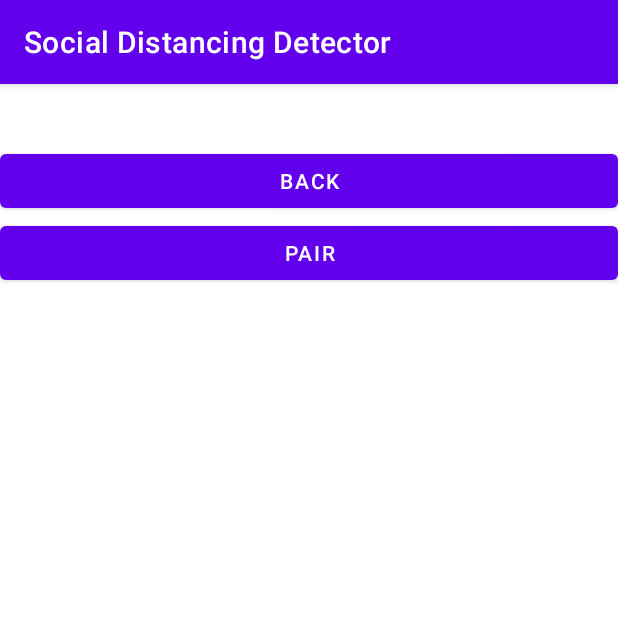
After one commit to ECE492CHDS1/CHDS, an Android app: the PairActivity screen opened directly, with no data from a screen before it, on a phone screen of 412 x 824 dp, the top half of it. The commit adds this screen. Run offline under Robolectric (Android 15) with nearby library versions, the phone set to English and light mode, and no system bars; 1 statement that could not run was skipped.

Commit message:
add pair activity screen

```diff
--- a/SW/app/src/main/AndroidManifest.xml
+++ b/SW/app/src/main/AndroidManifest.xml
@@ -23,6 +23,7 @@
                 <category android:name="android.intent.category.LAUNCHER" />
             </intent-filter>
         </activity>
+        <activity android:name=".PairActivity"></activity>
     </application>
 
 </manifest>
--- a/SW/app/src/main/java/com/chds/socialdistancingdetector/MainActivity.java
+++ b/SW/app/src/main/java/com/chds/socialdistancingdetector/MainActivity.java
@@ -22,6 +22,7 @@ import android.os.Bundle;
 import android.os.Handler;
 import android.util.Log;
 import android.view.View;
+import android.widget.AdapterView;
 import android.widget.ArrayAdapter;
 import android.widget.Button;
 import android.widget.ListView;
@@ -34,6 +35,8 @@ import java.util.Map;
 import androidx.annotation.RequiresApi;
 import androidx.appcompat.app.AppCompatActivity;
 import androidx.core.app.ActivityCompat;
+
+// Activity for pairing user's own haptic device
 
 @RequiresApi(api = Build.VERSION_CODES.JELLY_BEAN_MR2)
 public class MainActivity extends AppCompatActivity {
@@ -50,6 +53,7 @@ public class MainActivity extends AppCompatActivity {
     ArrayAdapter<String> deviceAdapter;
     ArrayList<String> dataList;
     HashMap<String, String> dataHash;
+    String theDevice;
 
     public static void checkPermissions(Activity activity, Context context){
         int PERMISSION_ALL = 1;
@@ -96,6 +100,18 @@ public class MainActivity extends AppCompatActivity {
         });
 
 
+        deviceList.setOnItemClickListener(new AdapterView.OnItemClickListener() {
+            @Override
+            public void onItemClick(AdapterView<?> adapterView, View view, int i, long l) {
+                theDevice = deviceAdapter.getItem(i);
+                Intent show = new Intent(MainActivity.this, PairActivity.class);
+                show.putExtra("device",theDevice);
+                startActivity(show);
+
+            }
+        });
+
+
 
         mHandler = new Handler();
         if (!getPackageManager().hasSystemFeature(PackageManager.FEATURE_BLUETOOTH_LE)) {
@@ -104,6 +120,9 @@ public class MainActivity extends AppCompatActivity {
             finish();
         }
         checkPermissions(MainActivity.this, this);
+
+        // todo: Check if app's paired device is cached. If so, move to "scan/dist calc activity"
+
         final BluetoothManager bluetoothManager =
                 (BluetoothManager) getSystemService(Context.BLUETOOTH_SERVICE);
         mBluetoothAdapter = bluetoothManager.getAdapter();
@@ -119,7 +138,7 @@ public class MainActivity extends AppCompatActivity {
                 mLEScanner = mBluetoothAdapter.getBluetoothLeScanner();
                 settings = new ScanSettings.Builder()
                         .setScanMode(ScanSettings.SCAN_MODE_LOW_LATENCY)
-                        .setReportDelay(100)
+                        .setReportDelay(10000)
                         .build();
                 filters = new ArrayList<ScanFilter>();
             }
@@ -159,9 +178,9 @@ public class MainActivity extends AppCompatActivity {
         public void onScanResult(int callbackType, ScanResult result) {
             HashMap<String, String> tempAttributes = new HashMap();
             tempAttributes.put("device", result.getDevice().toString());
+            tempAttributes.put("deviceName", String.valueOf(result.getScanRecord().getDeviceName()));
             tempAttributes.put("RSSI", String.valueOf(result.getRssi()));
             deviceAdapter.add(tempAttributes.toString());
-
 //            BluetoothDevice btDevice = result.getDevice();
 //            connectToDevice(btDevice);
         }
@@ -171,8 +190,10 @@ public class MainActivity extends AppCompatActivity {
             for (ScanResult result : results) {
                 HashMap<String, String> tempAttributes = new HashMap();
                 tempAttributes.put("device", result.getDevice().toString());
+                tempAttributes.put("deviceName", String.valueOf(result.getScanRecord().getDeviceName()));
                 tempAttributes.put("RSSI", String.valueOf(result.getRssi()));
                 deviceAdapter.add(tempAttributes.toString());
+                Log.i("onBatchScanResults", result.toString());
             }
         }
         @Override
--- /dev/null
+++ b/SW/app/src/main/java/com/chds/socialdistancingdetector/PairActivity.java
@@ -0,0 +1,37 @@
+package com.chds.socialdistancingdetector;
+
+import android.os.Bundle;
+import android.view.View;
+import android.widget.Button;
+import android.widget.TextView;
+
+import androidx.appcompat.app.AppCompatActivity;
+
+public class PairActivity extends AppCompatActivity {
+
+    // Declare the variables so that you will be able to reference it later.
+    TextView deviceName;
+    Button backButton, pairButton;
+    String name;
+
+    @Override
+    protected void onCreate(Bundle savedInstanceState) {
+        super.onCreate(savedInstanceState);
+        setContentView(R.layout.activity_pair);
+
+        deviceName = findViewById(R.id.device_name);
+        backButton = findViewById(R.id.back_button);
+        pairButton = findViewById(R.id.pair_button);
+
+        name = getIntent().getExtras().getString("device");
+
+        deviceName.setText(name);
+
+        backButton.setOnClickListener(new View.OnClickListener() {
+            @Override
+            public void onClick(View view) {
+                finish();
+            }
+        });
+    }
+}
--- /dev/null
+++ b/SW/app/src/main/res/layout/activity_pair.xml
@@ -0,0 +1,35 @@
+<?xml version="1.0" encoding="utf-8"?>
+<LinearLayout xmlns:android="http://schemas.android.com/apk/res/android"
+    xmlns:tools="http://schemas.android.com/tools"
+    android:layout_width="match_parent"
+    android:layout_height="match_parent"
+    tools:context=".MainActivity">
+
+    <LinearLayout
+        android:layout_width="match_parent"
+        android:layout_height="300dp"
+        android:orientation="vertical">
+
+        <TextView
+            android:id="@+id/device_name"
+            android:layout_width="match_parent"
+            android:layout_height="wrap_content"
+            android:textSize="30sp">
+
+        </TextView>
+
+        <Button
+            android:id="@+id/back_button"
+            android:layout_width="match_parent"
+            android:layout_height="wrap_content"
+            android:text="BACK" />
+
+        <Button
+            android:id="@+id/pair_button"
+            android:layout_width="match_parent"
+            android:layout_height="wrap_content"
+            android:text="PAIR" />
+    </LinearLayout>
+
+
+</LinearLayout>
```
